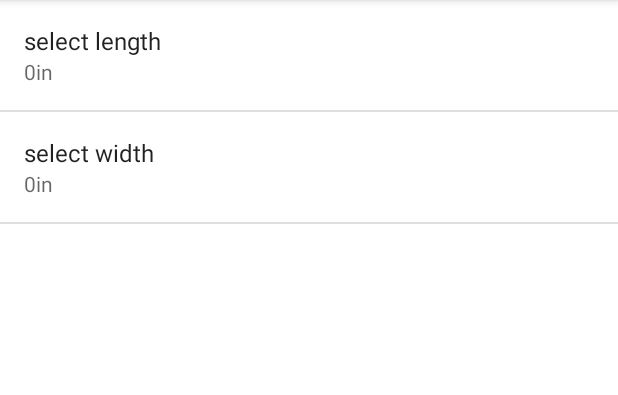
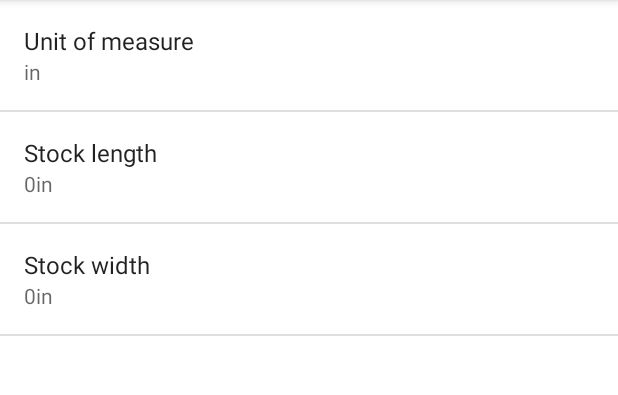
Before and after one commit to mgree/carving-factory, an Android app: the screen it shows after launch (DisplaySettingsActivity), after a tap on "SETTINGS", on a phone screen of 412 x 824 dp, the part 84-479 px from its top. Run offline under Robolectric (Android 15) with nearby library versions, the phone set to English and light mode, and no system bars.

Commit message:
Scaling for units of measure as well as boundary set-up.

```diff
--- a/app/src/main/java/com/labgmail/pomona/greenberg/cnccarvingfactory/DrawingActivity.java
+++ b/app/src/main/java/com/labgmail/pomona/greenberg/cnccarvingfactory/DrawingActivity.java
@@ -2,6 +2,7 @@ package com.labgmail.pomona.greenberg.cnccarvingfactory;
 
 import android.annotation.SuppressLint;
 import android.app.Activity;
+import android.content.Context;
 import android.content.Intent;
 import android.content.SharedPreferences;
 import android.graphics.drawable.ColorDrawable;
@@ -48,6 +49,8 @@ public class DrawingActivity extends AppCompatActivity {
     private final Handler mHideHandler = new Handler();
     private DrawingView mContentView;
     private ImageView swatch;
+    public static int val= 4;
+    public static int val2 = 2;
 
     private final Runnable mHidePart2Runnable = new Runnable() {
         @SuppressLint("InlinedApi")
@@ -105,15 +108,26 @@ public class DrawingActivity extends AppCompatActivity {
 
         super.onCreate(savedInstanceState);
 
+        PreferenceManager.setDefaultValues(this, R.xml.preferences, false);
+
         setContentView(R.layout.activity_drawing);
 
         mVisible = true;
         mControlsView = findViewById(R.id.fullscreen_content_controls);
         mContentView = (DrawingView) findViewById(R.id.fullscreen_content);
+
+        SharedPreferences prefs = PreferenceManager.getDefaultSharedPreferences(this);
+        Log.d("PREF",prefs.getAll().toString());
+        prefs.registerOnSharedPreferenceChangeListener(mContentView);
+        mContentView.initializeStockDimensions(prefs);
+
+        // TOOLBAR SETUP
         swatch = (ImageView) findViewById(R.id.alpha_swatch);
         NumberPicker nPicker = (NumberPicker) findViewById(R.id.number_picker);
         nPicker.setMaxValue(255);
         nPicker.setMinValue(0);
+
+        // FULLSCREEN SETUP
         // Upon interacting with UI controls, delay any scheduled hide()
         // operations to prevent the jarring behavior of controls going away
         // while interacting with the UI.
@@ -131,14 +145,15 @@ public class DrawingActivity extends AppCompatActivity {
                 setAlpha(newVal); }
         });
 
+
         final Activity self = this;
         findViewById(R.id.settings_button).setOnClickListener(new View.OnClickListener() {
             @Override
             public void onClick(View v) {
-                Intent intent = new Intent(self, DisplaySettingsActivity.class);
-                startActivity(intent);
+                startActivity(new Intent(self, DisplaySettingsActivity.class));
             }
-        }) ;
+        });
+
         setAlpha(255);
     }
 
@@ -162,6 +177,8 @@ public class DrawingActivity extends AppCompatActivity {
         } catch (IOException e) {
             Log.e("PAUSE", "ioe saving state");
         }
+
+        getPreferences(Context.MODE_PRIVATE).unregisterOnSharedPreferenceChangeListener(mContentView);
     }
 
     @Override
@@ -177,6 +194,8 @@ public class DrawingActivity extends AppCompatActivity {
         } catch (IOException e) {
             Log.e("PAUSE", "ioe loading state");
         }
+
+        getPreferences(Context.MODE_PRIVATE).registerOnSharedPreferenceChangeListener(mContentView);
     }
 
     @Override
--- a/app/src/main/java/com/labgmail/pomona/greenberg/cnccarvingfactory/DrawingView.java
+++ b/app/src/main/java/com/labgmail/pomona/greenberg/cnccarvingfactory/DrawingView.java
@@ -1,6 +1,7 @@
 package com.labgmail.pomona.greenberg.cnccarvingfactory;
 
 import android.content.Context;
+import android.content.SharedPreferences;
 import android.graphics.Canvas;
 import android.graphics.Paint;
 import android.util.AttributeSet;
@@ -22,20 +23,22 @@ import java.util.List;
  * Created by edinameshietedoho on 5/25/17.
  */
 
-public class DrawingView extends View {
+public class DrawingView extends View implements SharedPreferences.OnSharedPreferenceChangeListener {
     private Stroke curStroke;
     private List<Stroke> strokes = new LinkedList<>();
     private final Paint brush = new Paint();
+    private float stockLength = -1;
+    private float stockWidth = -1;
+    private float cutoffRight = -1;
+    private float cutoffBottom = -1;
 
-    public DrawingView(Context ctx) {
-        super(ctx);
-
-        initializeBrush();
-    }
+    public DrawingView(Context ctx) { this(ctx, null); }
 
     public DrawingView(Context ctx, AttributeSet attrs) {
         super(ctx, attrs);
 
+        cutoffRight = getWidth();
+        cutoffBottom = getHeight();
         initializeBrush();
     }
 
@@ -52,6 +55,35 @@ public class DrawingView extends View {
 
         int curColor = brush.getColor();
 
+        float height = canvas.getHeight();
+        float width = canvas.getWidth();
+
+        float wPPI = stockWidth > 0 ? width / stockWidth  : 1;
+        float lPPI = stockLength > 0 ? height / stockLength : 1;
+
+        float scale = Math.min(wPPI, lPPI);
+
+        cutoffBottom = scale * stockLength;
+        cutoffRight = scale * stockWidth;
+
+        Log.d("DIM",String.format("canvas %fx%f, stock %fx%f, wScale %f lScale %f, scaled to %f %f",
+                width, height,
+                stockWidth, stockLength,
+                wPPI, lPPI,
+                cutoffRight, cutoffBottom));
+
+        brush.setARGB(255,0,0,0);
+        brush.setStyle(Paint.Style.FILL);
+        Log.d("DIM",String.format("drawing rectangle at %f %f %f %f", cutoffRight, 0f, width, height));
+
+        // RIGHT
+        canvas.drawRect(cutoffRight, 0, width, height, brush);
+        // BOTTOM
+        canvas.drawRect(0, cutoffBottom, width, height, brush);
+
+        //Multiply by the scale factor and the value the user gives and then open a window with those dimensions
+
+        brush.setStyle(Paint.Style.STROKE);
         for (Stroke s : strokes) {
             brush.setColor(s.getColor());
             canvas.drawPath(s.getPath(), brush);
@@ -78,7 +110,7 @@ public class DrawingView extends View {
                 break;
             case MotionEvent.ACTION_UP:
                 addMotionEvent(event);
-                Log.d("TOUCH", curStroke.toString());
+                Log.d("TOUCH", String.format("cutoff %f/%f stroke %s", cutoffRight, cutoffBottom, curStroke.toString()));
                 strokes.add(curStroke);
                 curStroke = null;
                 break;
@@ -116,18 +148,21 @@ public class DrawingView extends View {
 
     private void addMotionEvent(MotionEvent event) {
         for (int h = 0; h < event.getHistorySize(); h += 1) {
-            curStroke.addPoint(event.getHistoricalEventTime(h),
-                    event.getHistoricalX(h),
-                    event.getHistoricalY(h));
+            addPoint(event.getHistoricalEventTime(h),
+                     event.getHistoricalX(h),
+                     event.getHistoricalY(h));
         }
 
-        curStroke.addPoint(event.getEventTime(),
-                event.getX(),
-                event.getY());
+        addPoint(event.getEventTime(),
+                 event.getX(),
+                 event.getY());
 
-        invalidate();
+        postInvalidate();
     }
 
+    private void addPoint(long time, float x, float y) {
+        curStroke.addPoint(time, Math.min(x, cutoffRight), Math.min(y, cutoffBottom));
+    }
 
     public void saveState(OutputStream state) throws IOException {
         ObjectOutputStream out = new ObjectOutputStream(state);
@@ -148,4 +183,22 @@ public class DrawingView extends View {
         }
     }
 
+    @Override
+    public void onSharedPreferenceChanged(SharedPreferences sharedPreferences, String key) {
+        Log.d("DIM", "updated key " + key);
+
+        if (key.equals(DisplaySettingsActivity.KEY_LENGTH)) {
+            stockLength = sharedPreferences.getInt(key, 0);
+        } else if (key.equals(DisplaySettingsActivity.KEY_WIDTH)) {
+            stockWidth = sharedPreferences.getInt(key, 0);
+        } /* TODO DEPTH */
+
+        postInvalidate();
+    }
+
+    public void initializeStockDimensions(SharedPreferences prefs) {
+        stockLength = prefs.getInt(DisplaySettingsActivity.KEY_LENGTH, -1);
+        stockWidth = prefs.getInt(DisplaySettingsActivity.KEY_WIDTH, -1);
+        // TODO DEPTH
+    }
 }
--- a/app/src/main/java/com/labgmail/pomona/greenberg/cnccarvingfactory/NumberPickerPreference.java
+++ b/app/src/main/java/com/labgmail/pomona/greenberg/cnccarvingfactory/NumberPickerPreference.java
@@ -44,6 +44,7 @@ public class NumberPickerPreference extends DialogPreference {
 
         mDistance = getPersistedInt(DEFAULT_VALUE);
 
+
         mDistPicker = (NumberPicker) v.findViewById(R.id.measure_amount_id);
         mDistPicker.setMinValue(0);
         mDistPicker.setMaxValue(12 * 5); // 5' ... might need to convert to appropriate current unit
--- /dev/null
+++ b/app/src/main/res/values/arrays.xml
@@ -0,0 +1,12 @@
+<?xml version="1.0" encoding="utf-8"?>
+
+<resources>
+    <string-array name="units">
+        <item>inches (in)</item>
+        <item>centimeters (cm)</item>
+    </string-array>
+    <string-array name="unit_values">
+        <item>in</item>
+        <item>cm</item>
+    </string-array>
+</resources>
--- a/app/src/main/res/xml/preferences.xml
+++ b/app/src/main/res/xml/preferences.xml
@@ -1,36 +1,19 @@
 <?xml version="1.0" encoding="utf-8"?>
 <PreferenceScreen xmlns:android="http://schemas.android.com/apk/res/android">
-    <!--<PreferenceScreen-->
-        <!--android:key="dimension_settings"-->
-        <!--android:title="@string/select_dimensions"-->
-        <!--android:persistent="false">-->
-        <!--<EditTextPreference-->
-        <!--android:key="pref_width"-->
-        <!--android:title="@string/pref_width"-->
-        <!--android:defaultValue="24" />-->
-        <!--<EditTextPreference-->
-            <!--android:key="pref_length"-->
-            <!--android:title="@string/pref_length"-->
-            <!--android:defaultValue="48" />-->
-        <!--<EditTextPreference-->
-            <!--android:key="pref_depth"-->
-            <!--android:title="@string/pref_depth"-->
-            <!--android:defaultValue="0.5" />-->
-    <!--</PreferenceScreen>-->
+    <ListPreference
+        android:key="pref_units"
+        android:title="Unit of measure"
+        android:entries="@array/units"
+        android:entryValues="@array/unit_values"
+        android:defaultValue="in"/>
     <com.labgmail.pomona.greenberg.cnccarvingfactory.NumberPickerPreference
         android:key="pref_wLength"
-        android:title="select length"
+        android:id="@+id/length_patch"
+        android:title="Stock length"
         android:defaultValue="24"/>
     <com.labgmail.pomona.greenberg.cnccarvingfactory.NumberPickerPreference
         android:key="pref_wWidth"
-        android:title="select width"
+        android:id="@+id/width_patch"
+        android:title="Stock width"
         android:defaultValue="24"/>
-    <!--<CheckBoxPreference-->
-        <!--android:defaultValue="false"-->
-        <!--android:key="pref_inch"-->
-        <!--android:title="inches" />-->
-    <!--<CheckBoxPreference-->
-        <!--android:defaultValue="false"-->
-        <!--android:key="pref_feet"-->
-        <!--android:title="feet" />-->
 </PreferenceScreen>
```
Also changed, not shown: app/src/main/java/com/labgmail/pomona/greenberg/cnccarvingfactory/DisplaySettingsActivity.java (+50 -17 lines), app/src/main/java/com/labgmail/pomona/greenberg/cnccarvingfactory/Stroke.java (+6 -3 lines).
